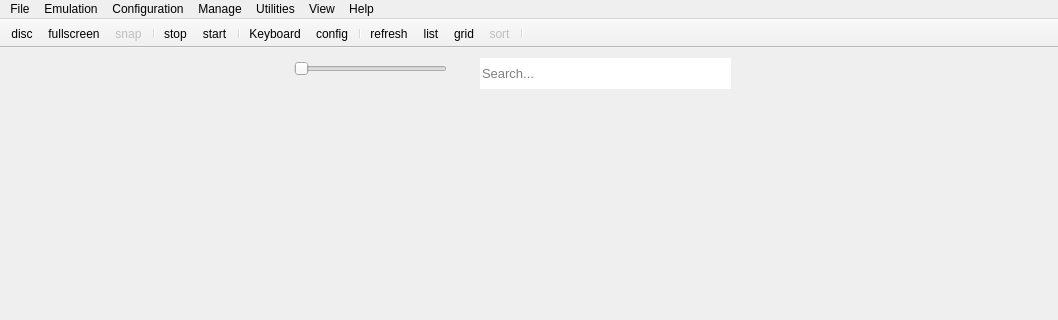
This is rpcs3/rpcs3qt/main_window.ui in RPCS3/rpcs3 as Qt 5 draws it before an edit; both pictures show x 0 to 1058 and y 0 to 320 of the 1058 by 580 pixel window. The edited form follows.
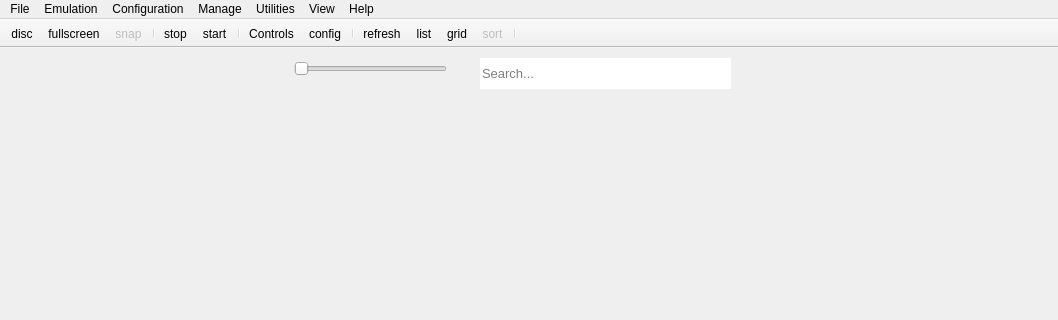
This is the edited form. Icons and pictures are not drawn.

Diff of the .ui file:
```diff
--- a/rpcs3/rpcs3qt/main_window.ui
+++ b/rpcs3/rpcs3qt/main_window.ui
@@ -803,7 +803,10 @@
      <normaloff>:/Icons/controls.png</normaloff>:/Icons/controls.png</iconset>
    </property>
    <property name="text">
-    <string>Keyboard</string>
+    <string>Controls</string>
+   </property>
+   <property name="iconText">
+    <string>Controls</string>
    </property>
    <property name="toolTip">
     <string>Configure keyboard</string>
```
Left out of the diff: 13 changed lines with no effect on the pictures.
